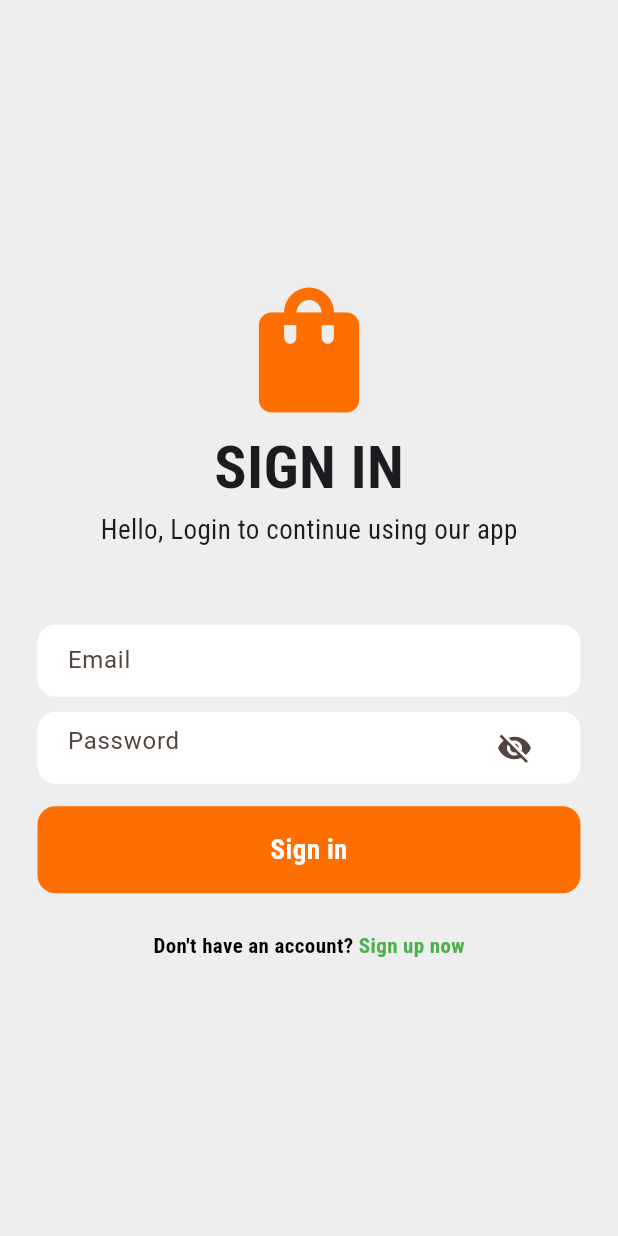
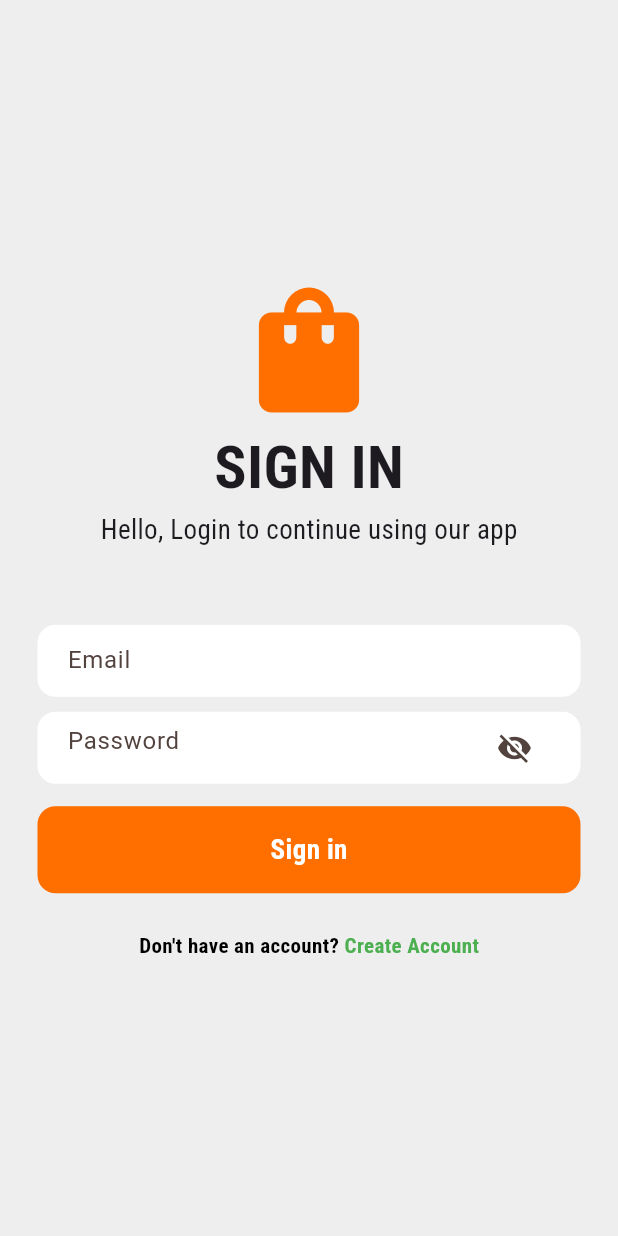
Before and after one commit to igaserx/shopping_app, a Flutter app: the screen it shows after launch, on a phone screen of 412 x 824 dp. Run offline on Flutter 3.47's test engine with Material 3 defaults, Android fonts, the light colour scheme and no system bars; our stand-ins replace dio, easy_localization, google_fonts.

Commit message:
-Translate the signin & signup page.

```diff
--- /dev/null
+++ b/devtools_options.yaml
@@ -0,0 +1,3 @@
+description: This file stores settings for Dart & Flutter DevTools.
+documentation: https://docs.flutter.dev/tools/devtools/extensions#configure-extension-enablement-states
+extensions:
--- /dev/null
+++ b/lang/ar.json
@@ -0,0 +1,15 @@
+{
+  "login": "تسجيل الدخول",
+  "email": "البريد",
+  "hello_login": "مرحبًا ، سجل الدخول لمتابعة استخدام تطبيقنا",
+  "password": "كلمة المرور",
+  "Sign_in": "تسجيل الدخول",
+  "dont_have_account": "ليس لديك حساب؟",
+  "create_account": " إنشاء حساب",
+  "loading": "جار التحميل...",
+  "sign_up": "إنشاء حساب",
+  "create_a_new_account": "إنشاء حساب جديد",
+  "Confirm_Password": "تأكيد كلمة المرور",
+  "create": "اشتراك",
+  "already_have_an_account": "هل لديك بالفعل حساب؟ "
+}
--- /dev/null
+++ b/lang/en.json
@@ -0,0 +1,15 @@
+{
+  "login": "SIGN IN",
+  "email": "Email",
+  "hello_login": "Hello, Login to continue using our app",
+  "password": "Password",
+  "Sign_in": "Sign in",
+  "dont_have_account": "Don't have an account? ",
+  "create_account": "Create Account",
+  "loading": "Loading...",
+  "sign_up": "SIGN UP",
+  "create_a_new_account": "Create a new account",
+  "Confirm_Password": "Confirm Password",
+  "create": "Sign up",
+  "already_have_an_account": "already have an account? "
+}
--- a/lib/features/auth/presentation/views/sign_in_view.dart
+++ b/lib/features/auth/presentation/views/sign_in_view.dart
@@ -1,3 +1,4 @@
+import 'package:easy_localization/easy_localization.dart';
 import 'package:flutter/material.dart';
 import 'package:google_fonts/google_fonts.dart';
 import 'package:shopping_app/features/auth/presentation/views/sign_up_view.dart';
@@ -47,10 +48,11 @@ class _SignInViewState extends State<SignInView> {
             child: Column(
               mainAxisAlignment: MainAxisAlignment.center,
               children: [
+                // Logo
                 Icon(Icons.shopping_bag, size: 100, color: Colors.amber[900]),
                 // Title.
                 Text(
-                  "SIGN IN",
+                  "login".tr(),
                   style: GoogleFonts.robotoCondensed(
                     fontSize: 40,
                     fontWeight: FontWeight.bold,
@@ -58,7 +60,7 @@ class _SignInViewState extends State<SignInView> {
                 ),
                 // Subtitle.
                 Text(
-                  "Hello, Login to continue using our app",
+                  "hello_login".tr(),
                   style: GoogleFonts.robotoCondensed(fontSize: 18),
                 ),
                 SizedBox(height: 50),
@@ -79,7 +81,7 @@ class _SignInViewState extends State<SignInView> {
                                 .emailAddress, //!  Shows "@" on keyboard
                         controller: _emailController,
                         decoration: InputDecoration(
-                          hintText: "Email",
+                          hintText: "email".tr(),
                           border: InputBorder.none,
                         ),
                       ),
@@ -113,7 +115,7 @@ class _SignInViewState extends State<SignInView> {
                                     ? Icon(Icons.visibility_off)
                                     : Icon(Icons.visibility),
                           ),
-                          hintText: "Password",
+                          hintText: "password".tr(),
                           border: InputBorder.none,
                         ),
                       ),
@@ -127,7 +129,7 @@ class _SignInViewState extends State<SignInView> {
                   padding: const EdgeInsets.symmetric(horizontal: 25.0),
                   child: CustomButton(
                     color: _login  ?   Colors.amber[400]!.withValues(alpha: 1.5) :   Colors.amber[900]!,
-                    text: _login ? "Loading..." : "Sign in" ,
+                    text: _login ? "loading".tr() : "Sign_in".tr() ,
                     onTap: // TODO: Implement sign in functionality
                         _fakeLogin,
                   ),
@@ -139,7 +141,7 @@ class _SignInViewState extends State<SignInView> {
                   mainAxisAlignment: MainAxisAlignment.center,
                   children: [
                     Text(
-                      "Don't have an account? ",
+                      "dont_have_account".tr(),
                       style: GoogleFonts.robotoCondensed(
                         fontWeight: FontWeight.bold,
                         color: Colors.black,
@@ -148,7 +150,7 @@ class _SignInViewState extends State<SignInView> {
                     GestureDetector(
                       onTap: _openSignUpView,
                       child: Text(
-                        "Sign up now",
+                        "create_account".tr(),
                         style: GoogleFonts.robotoCondensed(
                           fontWeight: FontWeight.bold,
                           color: Colors.green,
@@ -157,6 +159,7 @@ class _SignInViewState extends State<SignInView> {
                     ),
                   ],
                 ),
+
               ],
             ),
           ),
--- a/lib/features/auth/presentation/views/sign_up_view.dart
+++ b/lib/features/auth/presentation/views/sign_up_view.dart
@@ -1,3 +1,4 @@
+import 'package:easy_localization/easy_localization.dart';
 import 'package:flutter/material.dart';
 import 'package:google_fonts/google_fonts.dart';
 import 'package:shopping_app/features/auth/presentation/views/sign_in_view.dart';
@@ -50,9 +51,11 @@ class _SignUpViewState extends State<SignUpView> {
             child: Column(
               mainAxisAlignment: MainAxisAlignment.center,
               children: [
+                // Logo
+                Icon(Icons.shopping_bag, size: 100, color: Colors.amber[900]),
                 // Title
                 Text(
-                  "SIGN UP",
+                  "sign_up".tr(),
                   style: GoogleFonts.robotoCondensed(
                     fontSize: 40,
                     fontWeight: FontWeight.bold,
@@ -60,7 +63,7 @@ class _SignUpViewState extends State<SignUpView> {
                 ),
                 // Subtitle
                 Text(
-                  "Create a new account",
+                  "create_a_new_account".tr(),
                   style: GoogleFonts.robotoCondensed(fontSize: 18),
                 ),
                 SizedBox(height: 50),
@@ -81,7 +84,7 @@ class _SignUpViewState extends State<SignUpView> {
                                 .emailAddress, //!  Shows "@" on keyboard
                         controller: _emailController,
                         decoration: InputDecoration(
-                          hintText: "Email",
+                          hintText: "email".tr(),
                           border: InputBorder.none,
                         ),
                       ),
@@ -115,7 +118,7 @@ class _SignUpViewState extends State<SignUpView> {
                                     ? Icon(Icons.visibility_off)
                                     : Icon(Icons.visibility),
                           ),
-                          hintText: "Password",
+                          hintText: "password".tr(),
                           border: InputBorder.none,
                         ),
                       ),
@@ -148,7 +151,7 @@ class _SignUpViewState extends State<SignUpView> {
                                     ? Icon(Icons.visibility_off)
                                     : Icon(Icons.visibility),
                           ),
-                          hintText: "Confirm Password",
+                          hintText: "Confirm_Password".tr(),
                           border: InputBorder.none,
                         ),
                       ),
@@ -162,7 +165,7 @@ class _SignUpViewState extends State<SignUpView> {
                   padding: const EdgeInsets.symmetric(horizontal: 25.0),
                   child: CustomButton(
                     color: _signup  ?   Colors.amber[400]!.withValues(alpha: 1.5) :   Colors.amber[900]!,
-                    text: _signup ? "Loading..." :  "Sign up",
+                    text: _signup ? "loading".tr() :  "create".tr(),
                     onTap:
                         // TODO
                         _fakeSignup,
@@ -175,7 +178,7 @@ class _SignUpViewState extends State<SignUpView> {
                   mainAxisAlignment: MainAxisAlignment.center,
                   children: [
                     Text(
-                      "already have an account? ",
+                      "already_have_an_account".tr(),
                       style: GoogleFonts.robotoCondensed(
                         fontWeight: FontWeight.bold,
                         color: Colors.black,
@@ -184,7 +187,7 @@ class _SignUpViewState extends State<SignUpView> {
                     GestureDetector(
                       onTap: _openSignInView,
                       child: Text(
-                        "Back to Sign in",
+                        "Sign_in".tr(),
                         style: GoogleFonts.robotoCondensed(
                           fontWeight: FontWeight.bold,
                           color: Colors.green,
--- a/lib/main.dart
+++ b/lib/main.dart
@@ -1,10 +1,21 @@
+import 'package:easy_localization/easy_localization.dart';
 import 'package:flutter/material.dart';
 import 'package:google_fonts/google_fonts.dart';
 import 'package:shopping_app/features/auth/presentation/views/sign_in_view.dart';
 import 'package:shopping_app/features/auth/presentation/views/sign_up_view.dart';
 
-void main() {
-  runApp(const MyApp());
+main() async {
+  WidgetsFlutterBinding.ensureInitialized();
+  await EasyLocalization.ensureInitialized();
+  runApp(
+    EasyLocalization(
+      path: "lang",
+      supportedLocales: const [Locale('en'), Locale('ar')],
+      fallbackLocale: const Locale('en'),
+
+      child: const MyApp(),
+    ),
+  );
 }
 
 class MyApp extends StatelessWidget {
@@ -14,10 +25,10 @@ class MyApp extends StatelessWidget {
   Widget build(BuildContext context) {
     return MaterialApp(
       title: 'Shopping App',
-      theme: ThemeData(
-        textTheme: GoogleFonts.robotoTextTheme(),
-        colorScheme: ColorScheme.fromSeed(seedColor: Colors.deepOrange),
-      ),
+      locale: context.locale,
+      supportedLocales: context.supportedLocales,
+      localizationsDelegates: context.localizationDelegates,
+      theme: appTheme(context),
       debugShowCheckedModeBanner: false,
       initialRoute: SignInView.routeName,
       routes: {
@@ -27,3 +38,15 @@ class MyApp extends StatelessWidget {
     );
   }
 }
+
+ThemeData appTheme(BuildContext context) {
+  final currentLocale = context.locale.languageCode;
+
+  return ThemeData(
+    textTheme:
+        currentLocale == 'ar'
+            ? GoogleFonts.cairoTextTheme()
+            : GoogleFonts.robotoTextTheme(),
+    colorScheme: ColorScheme.fromSeed(seedColor: Colors.deepOrange),
+  );
+}
--- a/pubspec.yaml
+++ b/pubspec.yaml
@@ -12,6 +12,7 @@ dependencies:
   cupertino_icons: ^1.0.8
   dio: ^5.9.0
   google_fonts: ^6.3.1
+  easy_localization: ^3.0.8
 
 dev_dependencies:
   flutter_test:
```
Also changed, not shown: .sentry-native/34cd3e1d-cfaa-4cc1-b5ee-0fd9e70ec9a9.run/session.json (deleted), .sentry-native/c859744d-7209-4faf-ffc0-cf8fb302d06e.run/session.json (added), pubspec.lock, 7 other files.
